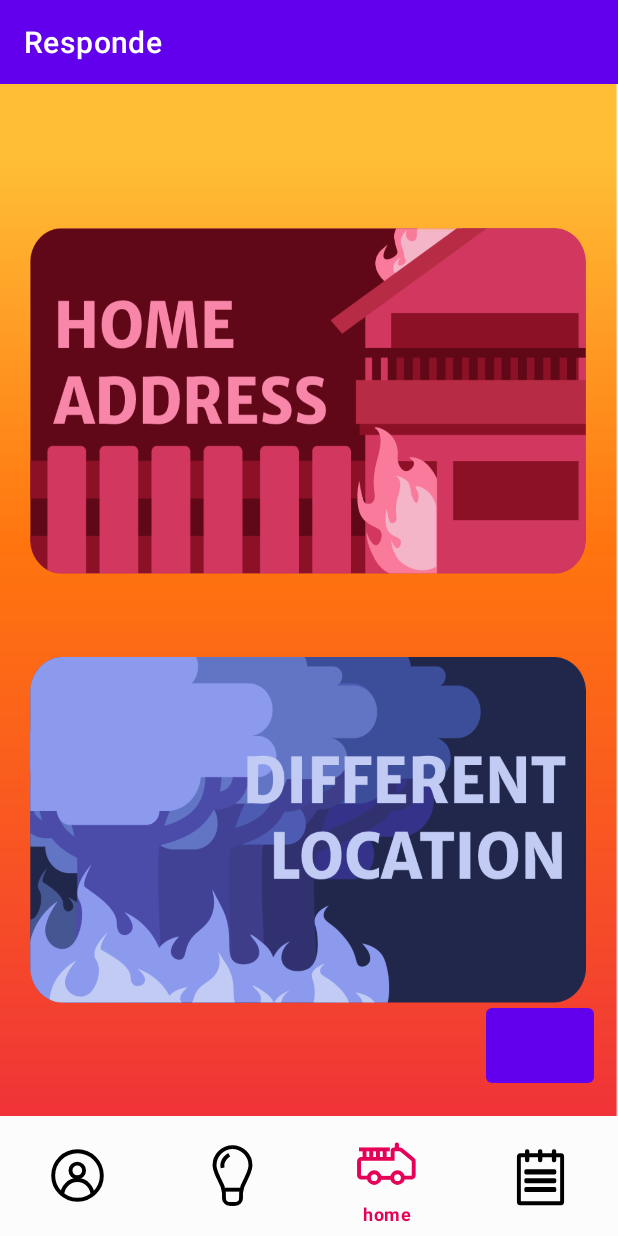
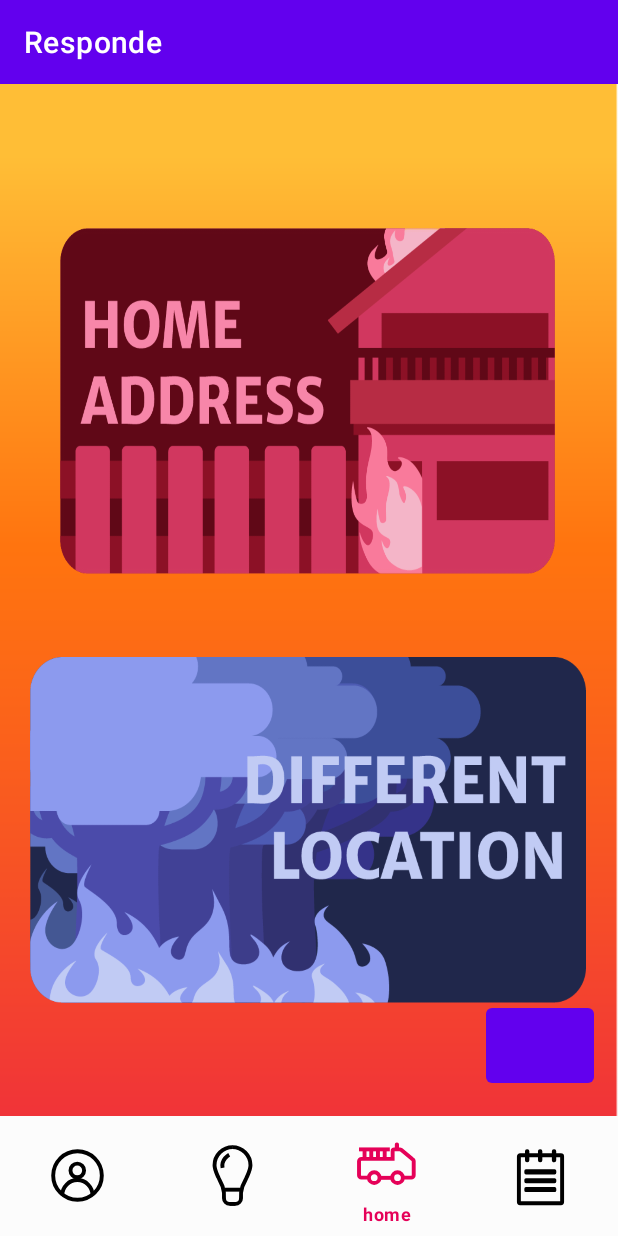
Before and after one commit to JasonDublin09/RespondeMobileApp, an Android app: the Homepage screen opened directly, with no data from a screen before it, on a phone screen of 412 x 824 dp. Run offline under Robolectric (Android 15) with nearby library versions, the phone set to English and light mode, and no system bars.

Commit message:
Tried fixing the sizes

```diff
--- a/app/src/main/res/layout/activity_homepage.xml
+++ b/app/src/main/res/layout/activity_homepage.xml
@@ -24,7 +24,7 @@
         app:layout_constraintHorizontal_bias="0.487"
         app:layout_constraintStart_toStartOf="parent"
         app:layout_constraintTop_toTopOf="parent"
-        app:layout_constraintWidth_percent="0.9" />
+        app:layout_constraintWidth_percent="0.8" />
 
 
     <ImageButton
```
